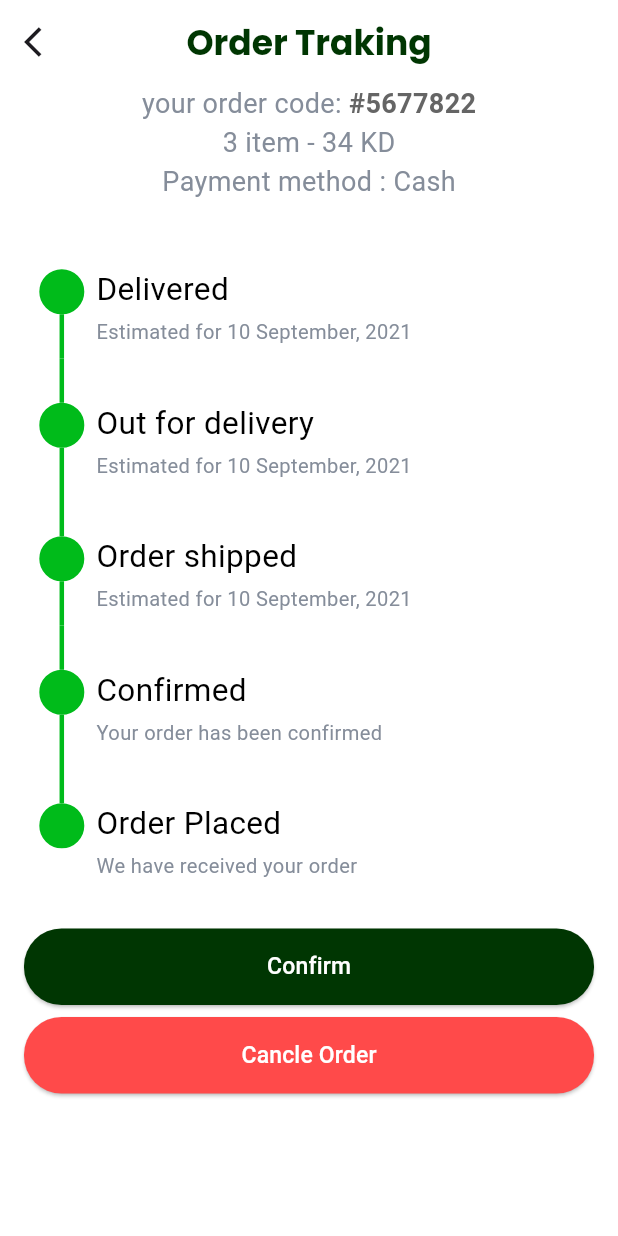
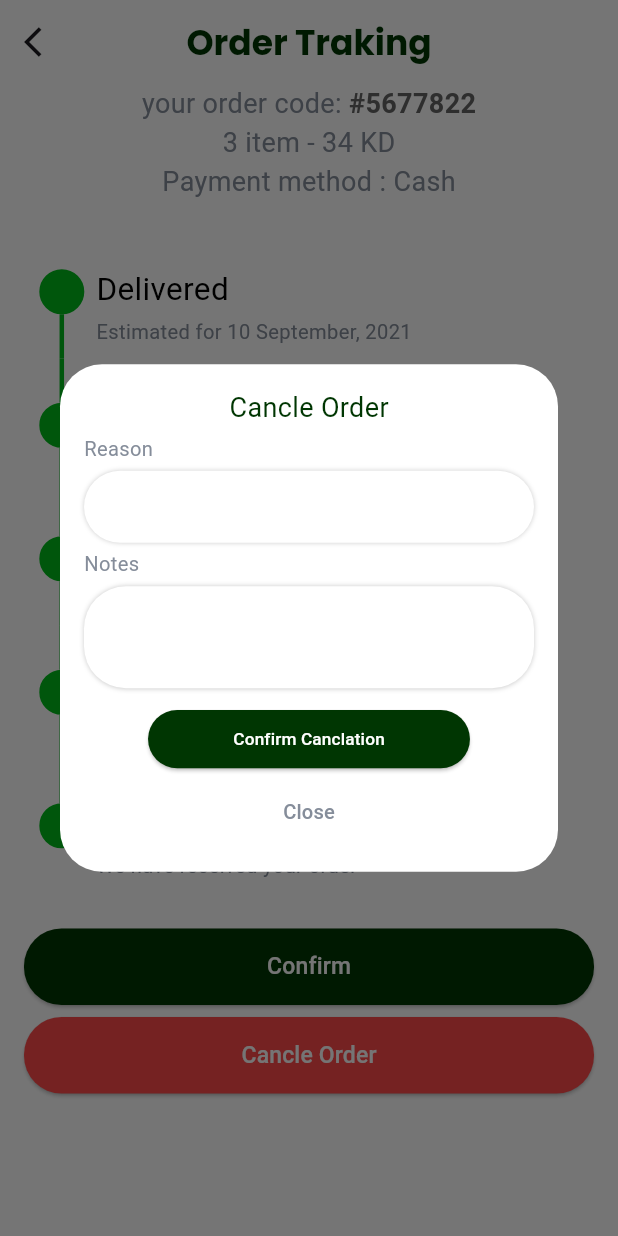
Before and after one commit to AyaNasserEzat/market, a Flutter app: the OrderTrakingView screen opened by its route, after a tap on "Cancle Order", on a phone screen of 412 x 824 dp. Run offline on Flutter 3.47's test engine with Material 3 defaults, Android fonts, the phone set to English and light mode, and no system bars; drawn by our look-alikes of timeline_tile; our stand-ins replace flutter_screenutil, flutter_svg, go_router, pin_code_fields; Roboto replaces fonts that are missing (TitilliumWeb).

Commit message:
do cancle order dialog

```diff
--- a/lib/core/utils/app_strings.dart
+++ b/lib/core/utils/app_strings.dart
@@ -19,7 +19,7 @@ class AppStrings {
   static const String Name = "Full Name";
   static const String countryCode = "KW";
   static const String mobileNumber = "Mobile Number";
-   static const String mobileNumberWithWhatspp = "phone Number with whatsapp" ;
+  static const String mobileNumberWithWhatspp = "phone Number with whatsapp";
   static const String password = "Password";
   static const String signUp = "Sign Up";
   static const String loginRedirect = "Already have an account?";
@@ -37,6 +37,10 @@ class AppStrings {
   static const String profile = 'Profile';
   static const String myOrder = 'My Order';
   static const String cancleOrder = 'Cancle Order';
+  static const String confirmCanclation = 'Confirm Canclation';
+  static const String notes = 'Notes';
+  static const String reason = 'Reason';
+  static const String close = 'Close';
   static const String orderTraking = 'Order Traking';
   static const String favorite = 'Favorite';
   static const String language = 'Language';
--- a/lib/core/utils/text_style.dart
+++ b/lib/core/utils/text_style.dart
@@ -19,6 +19,11 @@ class CustomTextStyle {
   static TextStyle regular=TextStyle(
     fontSize: 14.sp,color: AppColor.gray,
         fontFamily: 'TitilliumWeb',
+
+  );
+    static TextStyle regularArial=TextStyle(
+    fontSize: 14.sp,color: AppColor.gray,
+
 
   );
     static TextStyle regularBold=TextStyle(
--- /dev/null
+++ b/lib/feature/cart_feature/presentation/views/widgets/custom_small_btn.dart
@@ -0,0 +1,29 @@
+import 'package:flutter/material.dart';
+
+import 'package:pure_soft/core/utils/app_color.dart';
+import 'package:pure_soft/core/utils/text_style.dart';
+
+class CustomSmallBtn extends StatelessWidget {
+  const CustomSmallBtn({super.key, required this.text});
+final String text;
+  @override
+  Widget build(BuildContext context) {
+    return  ElevatedButton(
+        onPressed: (){},
+        style: ElevatedButton.styleFrom(
+          backgroundColor: AppColor.green,
+          shape: RoundedRectangleBorder(
+            borderRadius: BorderRadius.circular(25),
+          ),
+
+        ),
+        child: Row(
+          mainAxisAlignment: MainAxisAlignment.center,
+          children: [
+
+            Text(text, style: CustomTextStyle.simebold12),
+          ],
+        ),
+      );
+  }
+}
--- a/lib/feature/cart_feature/presentation/views/widgets/prossed_to_checkout_section.dart
+++ b/lib/feature/cart_feature/presentation/views/widgets/prossed_to_checkout_section.dart
@@ -1,8 +1,10 @@
 import 'package:flutter/material.dart';
 import 'package:flutter_screenutil/flutter_screenutil.dart';
 import 'package:pure_soft/core/utils/app_color.dart';
+import 'package:pure_soft/core/utils/app_strings.dart';
 
 import 'package:pure_soft/core/utils/text_style.dart';
+import 'package:pure_soft/feature/cart_feature/presentation/views/widgets/custom_small_btn.dart';
 
 class ProssedToCheckoutSection extends StatelessWidget {
   const ProssedToCheckoutSection({super.key});
@@ -24,22 +26,7 @@ class ProssedToCheckoutSection extends StatelessWidget {
           SizedBox(
       width: 181.w,
       height: 38.h,
-      child: ElevatedButton(
-        onPressed: (){},
-        style: ElevatedButton.styleFrom(
-          backgroundColor: AppColor.green,
-          shape: RoundedRectangleBorder(
-            borderRadius: BorderRadius.circular(25),
-          ),
-
-        ),
-        child: Row(
-          children: [
-
-            Text("  Procced to checkout", style: CustomTextStyle.simebold12),
-          ],
-        ),
-      ),
+      child: CustomSmallBtn(text: AppStrings.checkOut)
     )
       ],
     );
--- a/lib/feature/order_feature/presentaion/views/order_traking_view.dart
+++ b/lib/feature/order_feature/presentaion/views/order_traking_view.dart
@@ -3,6 +3,7 @@ import 'package:pure_soft/core/utils/app_color.dart';
 import 'package:pure_soft/core/utils/app_strings.dart';
 import 'package:pure_soft/core/utils/text_style.dart';
 import 'package:pure_soft/feature/auth_feature/presentation/views/widgets/custom_button.dart';
+import 'package:pure_soft/feature/order_feature/presentaion/views/widgets/cancle_order_dialog.dart';
 import 'package:pure_soft/feature/order_feature/presentaion/views/widgets/order_detalis_section.dart';
 import 'package:pure_soft/feature/order_feature/presentaion/views/widgets/time_line_list.dart';
 
@@ -56,7 +57,11 @@ class OrderTrakingView extends StatelessWidget {
             child: Padding(
               padding: const EdgeInsets.symmetric(horizontal: 16.0, vertical: 8),
               child: CustomButton(
-                onpressed: () {},
+                onpressed: () {
+                showDialog(context: context, builder: (builder){
+return CancleOrderDialog();
+                });
+                },
                 text: AppStrings.cancleOrder,
                 color: AppColor.red,
               ),
--- /dev/null
+++ b/lib/feature/order_feature/presentaion/views/widgets/cancle_order_dialog.dart
@@ -0,0 +1,53 @@
+
+
+import 'package:flutter/material.dart';
+import 'package:flutter_screenutil/flutter_screenutil.dart';
+import 'package:pure_soft/core/utils/app_color.dart';
+
+import 'package:pure_soft/core/utils/app_strings.dart';
+import 'package:pure_soft/core/utils/text_style.dart';
+
+import 'package:pure_soft/feature/auth_feature/presentation/views/widgets/custom_text_form_filed.dart';
+import 'package:pure_soft/feature/cart_feature/presentation/views/widgets/custom_small_btn.dart';
+import 'package:pure_soft/feature/profile/presentation/views/widgets/message_container.dart';
+
+class CancleOrderDialog extends StatelessWidget {
+  const CancleOrderDialog({super.key});
+
+  @override
+  Widget build(BuildContext context) {
+    return  Dialog(
+      backgroundColor: AppColor.white,
+child:
+     Padding(
+       padding: const EdgeInsets.all(16.0),
+       child: Column(
+        spacing: 5,
+       mainAxisSize: MainAxisSize.min,
+            children: [
+               Text(AppStrings.cancleOrder,style: CustomTextStyle.TitilliumWebBold16.copyWith(fontSize: 18),),
+              Align(
+                alignment: Alignment.topLeft,
+                child: Text(AppStrings.reason,style: CustomTextStyle.regularArial,)),
+              CustomTextFormFiled(text: ""),
+                        Align(
+                               alignment: Alignment.topLeft,
+                          child: Text(AppStrings.notes,style: CustomTextStyle.regularArial,)),
+          MessageContainer(height: 77.h,),
+         SizedBox(height: 5.h,),
+            SizedBox(
+              width: 224.w,
+              height: 44.h,
+              child: CustomSmallBtn( text: AppStrings.confirmCanclation,)),
+
+            TextButton(onPressed: (){}, child: Text(AppStrings.close,style: CustomTextStyle.regular,))
+
+            ],
+          ),
+     ),
+
+
+      );
+
+  }
+}
--- a/lib/feature/profile/presentation/views/support_view.dart
+++ b/lib/feature/profile/presentation/views/support_view.dart
@@ -36,7 +36,7 @@ class SupportView extends StatelessWidget {
           Text(AppStrings.mobileNumber,style: CustomTextStyle.regular,),
           CustomTextFormFiled(text: ""),
             Text(AppStrings.message,style: CustomTextStyle.regular,),
-          MessageContainer(),
+          MessageContainer(height: 110.h,),
           CustomButton(onpressed: (){}, text: AppStrings.submit),
 SizedBox(height: 10.h,),
           ContactRowIcons()
--- a/lib/feature/profile/presentation/views/widgets/message_container.dart
+++ b/lib/feature/profile/presentation/views/widgets/message_container.dart
@@ -4,13 +4,13 @@ import 'package:flutter_screenutil/flutter_screenutil.dart';
 import 'package:pure_soft/core/utils/app_color.dart';
 
 class MessageContainer extends StatelessWidget {
-  const MessageContainer({super.key});
-
+  const MessageContainer({super.key, required this.height});
+final double height;
   @override
   Widget build(BuildContext context) {
     return  Container(
-      //width: 347.w,
-      height: 110.h,
+      width: 400.w,
+      height: height,
       padding: EdgeInsets.only(left: 16),
       decoration: BoxDecoration(
         color: AppColor.white,
```
Lines whose indentation alone changed are shown as unchanged.
